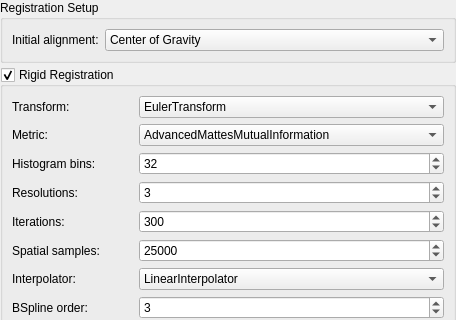
The window that Plugins/org.mitk.gui.qt.elastix.common/src/Qm2ElxParameterWidgetControls.ui (m2aia/mitk-elastix) describes before a commit, drawn with Qt 5; both pictures show x 0 to 456 and y 0 to 320 of the 456 by 876 pixel window.
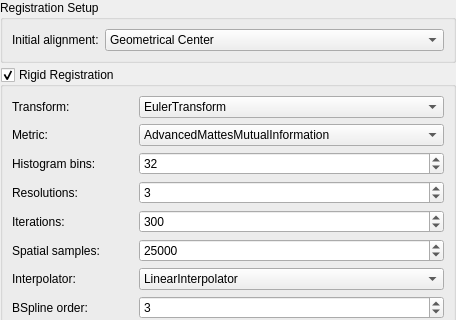
The same window after the commit.

Commit message: Update default index for pre-alignment option in Qm2ElxParameterWidgetControls

```diff
--- a/Plugins/org.mitk.gui.qt.elastix.common/src/Qm2ElxParameterWidgetControls.ui
+++ b/Plugins/org.mitk.gui.qt.elastix.common/src/Qm2ElxParameterWidgetControls.ui
@@ -51,7 +51,7 @@
          <string>Pre-align images before registration to improve convergence</string>
         </property>
         <property name="currentIndex">
-         <number>1</number>
+         <number>2</number>
         </property>
         <item>
          <property name="text">
```
